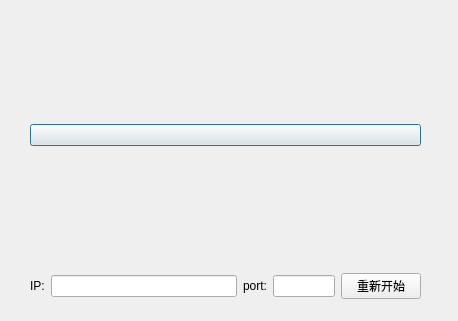
The window that rdesktop-rtt/dialog.ui (runsisi/demos) describes before a commit, drawn with Qt 5.
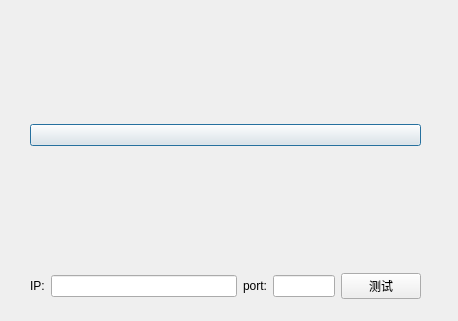
The same window after the commit.

Patch:
```diff
--- a/rdesktop-rtt/dialog.ui
+++ b/rdesktop-rtt/dialog.ui
@@ -67,7 +67,7 @@
     <item row="1" column="4">
      <widget class="QPushButton" name="pushButton">
       <property name="text">
-       <string>重新开始</string>
+       <string>测试</string>
       </property>
      </widget>
     </item>
```
Left out of the diff: 2 changed lines with no effect on the pictures.
